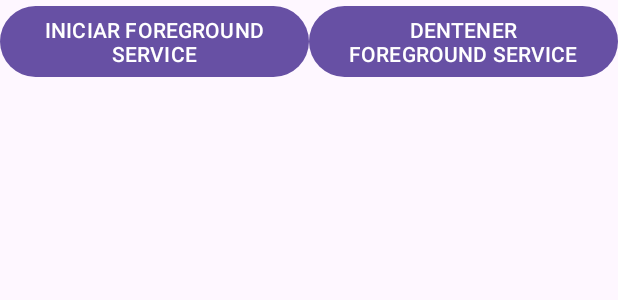
After one commit to jPiconDev/CNTGSYM, an Android app: the layout activity_play.xml on its own in the app's theme, with its tools: preview values and no code run, on a phone screen of 412 x 824 dp. The commit adds this screen. Shown: the top 300 px of the screen. Run offline under Robolectric (Android 15) with nearby library versions, the phone set to English and light mode, and no system bars.

Commit message:
PlayService

```diff
--- a/app/src/main/java/edu/cas/cntgsym/foto/FotoActivity.kt
+++ b/app/src/main/java/edu/cas/cntgsym/foto/FotoActivity.kt
@@ -156,6 +156,10 @@ class FotoActivity : AppCompatActivity() {
         val fechaActual = Date()
         val momentoActual = SimpleDateFormat("yyyyMMdd_HHmmss").format(fechaActual)
         val nombreFichero = "FOTO_CNT_$momentoActual.jpg"
+        ///sdcard/Download
+        //var rutaFoto =  "${Environment.getExternalStorageDirectory()?.path}/$nombreFichero" //ruta pública NO SE PUEDE - Security Exception
+        //var rutaFoto =  "${Environment.getExternalStoragePublicDirectory (Environment.DIRECTORY_DOWNLOADS)?.path}/$nombreFichero" //ruta pública de DESCARGAS NO SE PUEDE - Security Exception /storage/emulated/0/Download/FOTO_ADF_20250923_10344 (EXPLORADOR) /storage/sdcard0/Download
+        //var rutaFoto =  "${Environment.getExternalStoragePublicDirectory (Environment.DIRECTORY_DCIM)?.path}/$nombreFichero" //ruta pública de DESCARGAS NO SE PUEDE - Security Exception /storage/emulated/0/DCIM/FOTO_ADF_20250923_10344 (EXPLORADOR) /storage/sdcard0/DCIM
 
         //var rutaFoto = "${filesDir.path}/$nombreFichero" //MEMORIA INTERNA /data file:///data/user/0/edu.cas.cntgsym/files/FOTO_CNT_20250930_185107.jpg
         var rutaFoto =
--- /dev/null
+++ b/app/src/main/res/layout/activity_play.xml
@@ -0,0 +1,25 @@
+<?xml version="1.0" encoding="utf-8"?>
+<LinearLayout xmlns:android="http://schemas.android.com/apk/res/android"
+    xmlns:app="http://schemas.android.com/apk/res-auto"
+    android:orientation="horizontal"
+    xmlns:tools="http://schemas.android.com/tools"
+    android:id="@+id/main"
+    android:layout_width="match_parent"
+    android:layout_height="match_parent"
+    tools:context=".servicio.PlayActivity">
+
+    <Button
+        android:id="@+id/botonstart"
+        android:layout_width="0dp"
+        android:layout_weight="1"
+        android:layout_height="wrap_content"
+        android:text="INICIAR FOREGROUND SERVICE"/>
+
+    <Button
+        android:id="@+id/botonstop"
+        android:layout_width="0dp"
+        android:layout_weight="1"
+        android:layout_height="wrap_content"
+        android:text="DENTENER FOREGROUND SERVICE"/>
+
+</LinearLayout>
--- a/app/src/main/res/xml/rutas_provider.xml
+++ b/app/src/main/res/xml/rutas_provider.xml
@@ -2,4 +2,6 @@
 <paths xmlns:android="http://schemas.android.com/apk/res/android">
     <files-path name="fotoprivada" path="/" /> <!--ruta interna privada "interna"-->
     <external-files-path name="fotopublicaprivada" path="/" /><!--ruta publico-privada "exterena compartida"-->
+    <external-path name="fotopublicadcim"  path="DCIM/"/>
+    <external-path name="fotopublicadownload"  path="Download/"/>
 </paths>
```
Also changed, not shown: app/src/main/AndroidManifest.xml (+14 -2 lines), app/src/main/java/edu/cas/cntgsym/servicio/PlayActivity.kt (added, +30 -0 lines), app/src/main/java/edu/cas/cntgsym/servicio/PlayService.kt (added, +32 -0 lines), 1 other file.
